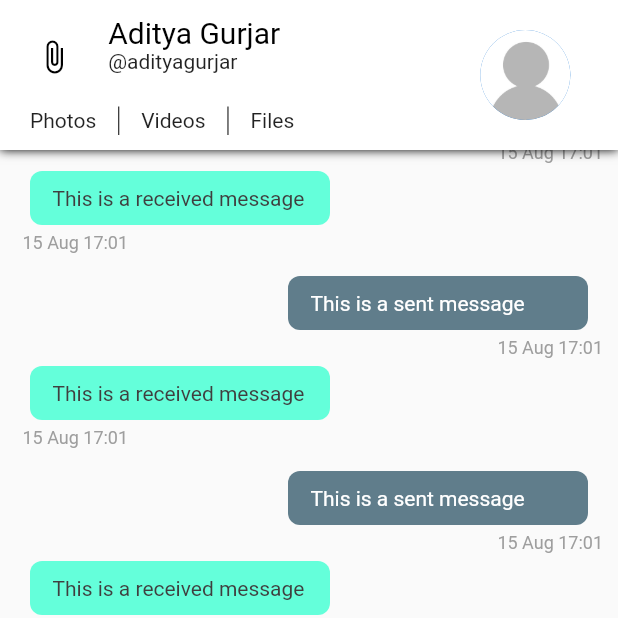
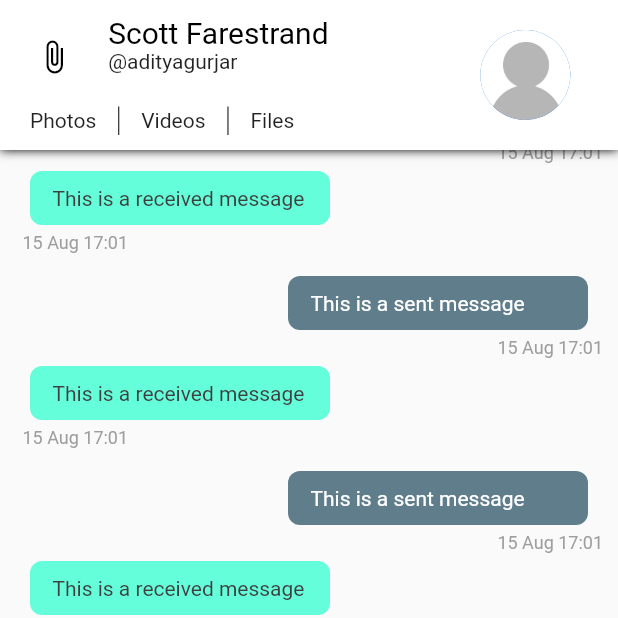
Before and after one commit to ScottFarestrand/random_reminder_2020, a Flutter app: the screen it shows after launch, on a phone screen of 412 x 824 dp, the top half of it. Run offline on Flutter 3.47's test engine with Material 2 defaults, Android fonts, the phone set to English and light mode, and no system bars.

```diff
--- a/lib/pages/ConversationPageList.dart
+++ b/lib/pages/ConversationPageList.dart
@@ -13,7 +13,7 @@ class _ConversationPageListState extends State<ConversationPageList> {
     return PageView(
       children: <Widget>[
         ConversationPage(),
-//        ConversationPage(),
+        ConversationPage(),
         ConversationPage()
       ],
     );
--- a/lib/widgets/ChatAppBar.dart
+++ b/lib/widgets/ChatAppBar.dart
@@ -60,7 +60,7 @@ class ChatAppBar extends StatelessWidget implements PreferredSizeWidget {
                                             MainAxisAlignment.center,
                                         mainAxisSize: MainAxisSize.min,
                                         children: <Widget>[
-                                          Text('Aditya Gurjar',
+                                          Text('Scott Farestrand',
                                               style: textHeading),
                                           Text('@adityagurjar',
                                               style: textStyle)
```
